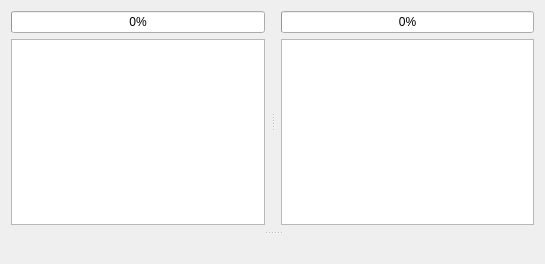
This is apps/ide/nes/designers/graphicsbankeditorform.ui in christopherpow/nesicide as Qt 5 draws it before an edit. The edited form follows.
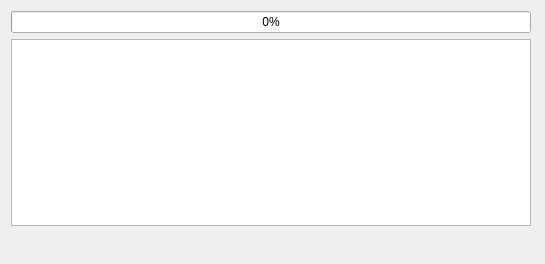
This is the edited form.

What changed in the file:
```diff
--- a/apps/ide/nes/designers/graphicsbankeditorform.ui
+++ b/apps/ide/nes/designers/graphicsbankeditorform.ui
@@ -16,26 +16,17 @@
   <property name="windowTitle">
    <string>Form</string>
   </property>
-  <layout class="QGridLayout" name="gridLayout">
-   <item row="0" column="0">
-    <widget class="QSplitter" name="splitter_2">
-     <property name="orientation">
-      <enum>Qt::Vertical</enum>
-     </property>
-     <widget class="QSplitter" name="splitter">
-      <property name="orientation">
-       <enum>Qt::Horizontal</enum>
-      </property>
-      <widget class="QWidget" name="layoutWidget">
+  <layout class="QVBoxLayout" name="verticalLayout_2">
+   <item>
        <layout class="QVBoxLayout" name="verticalLayout">
         <property name="rightMargin">
-         <number>6</number>
+      <number>3</number>
         </property>
         <property name="bottomMargin">
-         <number>6</number>
+      <number>3</number>
         </property>
         <item>
-         <widget class="QProgressBar" name="leftGauge">
+      <widget class="QProgressBar" name="gauge">
           <property name="maximum">
            <number>8192</number>
           </property>
@@ -45,7 +36,7 @@
          </widget>
         </item>
         <item>
-         <widget class="QTableView" name="leftTableView">
+      <widget class="QTableView" name="tableView">
           <property name="alternatingRowColors">
            <bool>false</bool>
           </property>
@@ -82,65 +73,8 @@
          </widget>
         </item>
        </layout>
-      </widget>
-      <widget class="QWidget" name="layoutWidget">
-       <layout class="QVBoxLayout" name="verticalLayout_2">
-        <property name="leftMargin">
-         <number>6</number>
-        </property>
-        <property name="bottomMargin">
-         <number>6</number>
-        </property>
-        <item>
-         <widget class="QProgressBar" name="rightGauge">
-          <property name="maximum">
-           <number>8192</number>
-          </property>
-          <property name="value">
-           <number>0</number>
-          </property>
-         </widget>
         </item>
         <item>
-         <widget class="QTableView" name="rightTableView">
-          <property name="alternatingRowColors">
-           <bool>false</bool>
-          </property>
-          <property name="selectionBehavior">
-           <enum>QAbstractItemView::SelectRows</enum>
-          </property>
-          <property name="textElideMode">
-           <enum>Qt::ElideNone</enum>
-          </property>
-          <property name="verticalScrollMode">
-           <enum>QAbstractItemView::ScrollPerPixel</enum>
-          </property>
-          <property name="horizontalScrollMode">
-           <enum>QAbstractItemView::ScrollPerPixel</enum>
-          </property>
-          <property name="showGrid">
-           <bool>false</bool>
-          </property>
-          <property name="cornerButtonEnabled">
-           <bool>false</bool>
-          </property>
-          <attribute name="horizontalHeaderStretchLastSection">
-           <bool>true</bool>
-          </attribute>
-          <attribute name="verticalHeaderVisible">
-           <bool>false</bool>
-          </attribute>
-          <attribute name="verticalHeaderDefaultSectionSize">
-           <number>14</number>
-          </attribute>
-          <attribute name="verticalHeaderMinimumSectionSize">
-           <number>14</number>
-          </attribute>
-         </widget>
-        </item>
-       </layout>
-      </widget>
-     </widget>
      <widget class="QFrame" name="frame">
       <property name="sizePolicy">
        <sizepolicy hsizetype="Expanding" vsizetype="Expanding">
@@ -161,7 +95,6 @@
        <enum>QFrame::Raised</enum>
       </property>
       <layout class="QGridLayout" name="gridLayout_3"/>
-     </widget>
     </widget>
    </item>
   </layout>
```
Lines whose indentation alone changed are shown as unchanged.
